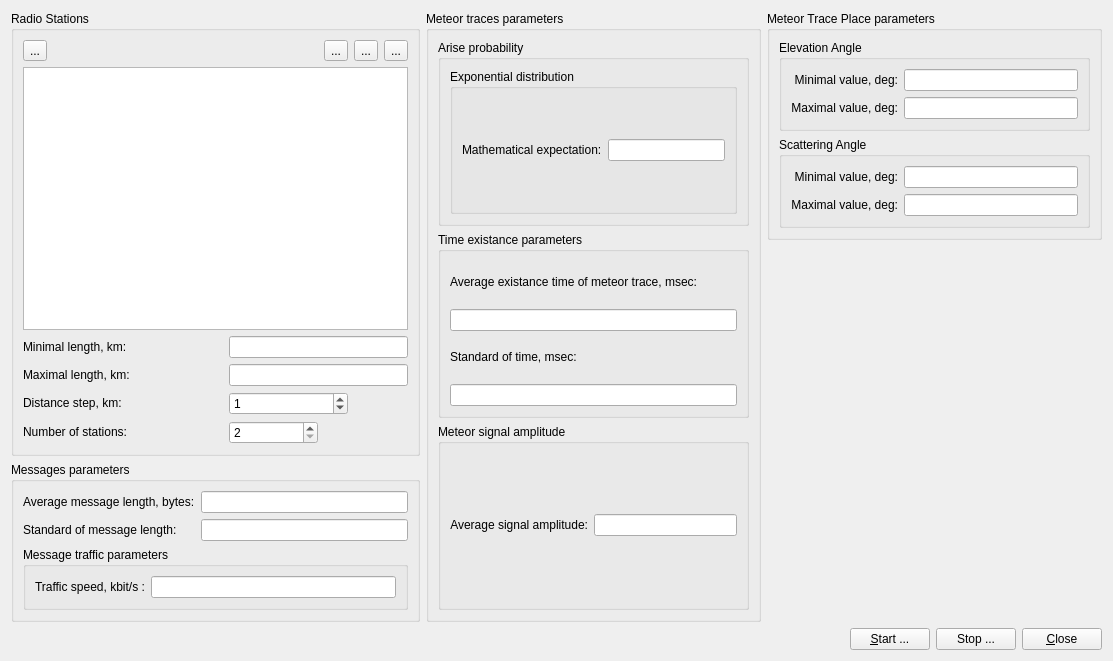
Old version of the form src/gui/ui/meteor_radio_network_form.ui in the repository YuriyRusinov/meteor_radio.
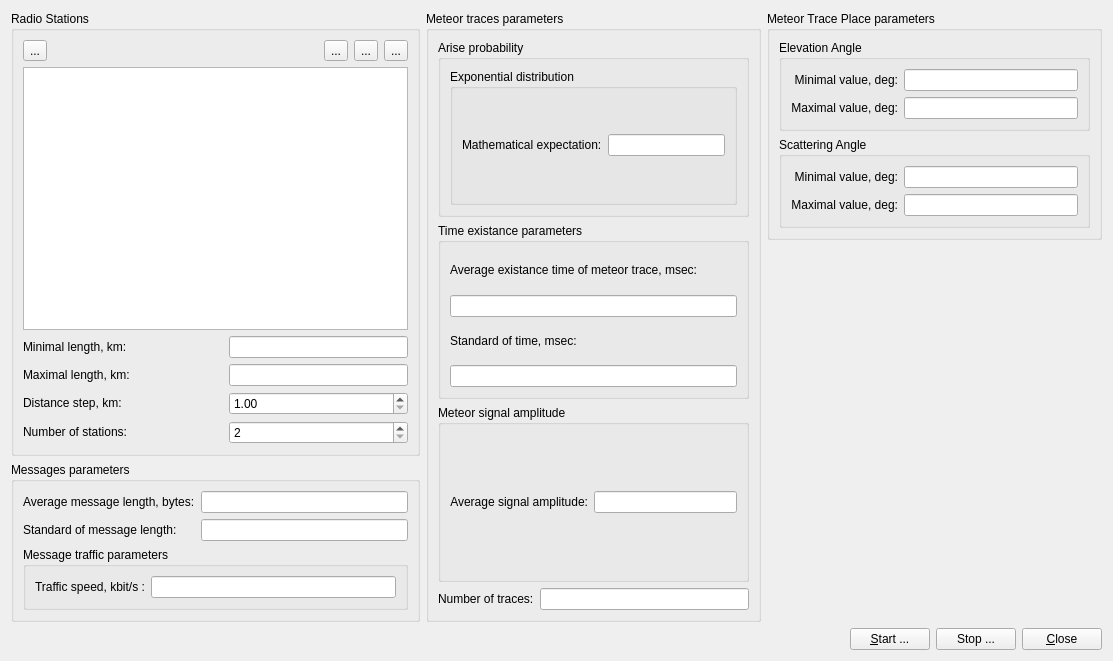
New version of the form.

Diff of the .ui file:
```diff
--- a/src/gui/ui/meteor_radio_network_form.ui
+++ b/src/gui/ui/meteor_radio_network_form.ui
@@ -33,13 +33,6 @@
         </property>
        </spacer>
       </item>
-      <item row="4" column="2" colspan="2">
-       <widget class="QSpinBox" name="spBoxStep">
-        <property name="value">
-         <number>1</number>
-        </property>
-       </widget>
-      </item>
       <item row="1" column="0" colspan="6">
        <widget class="QTreeView" name="tvStationsList"/>
       </item>
@@ -108,7 +101,20 @@
         </property>
        </widget>
       </item>
-      <item row="5" column="2">
+      <item row="4" column="2" colspan="4">
+       <widget class="QDoubleSpinBox" name="dSBStep">
+        <property name="minimum">
+         <double>1.000000000000000</double>
+        </property>
+        <property name="maximum">
+         <double>1000.000000000000000</double>
+        </property>
+        <property name="singleStep">
+         <double>10.000000000000000</double>
+        </property>
+       </widget>
+      </item>
+      <item row="5" column="2" colspan="4">
        <widget class="QSpinBox" name="spStatNumb">
         <property name="minimum">
          <number>2</number>
@@ -127,7 +133,7 @@
       <string>Meteor traces parameters</string>
      </property>
      <layout class="QGridLayout" name="gridLayout_7">
-      <item row="0" column="0">
+      <item row="0" column="0" colspan="2">
        <widget class="QGroupBox" name="gbDistrAParams">
         <property name="title">
          <string>Arise probability</string>
@@ -155,7 +161,7 @@
         </layout>
        </widget>
       </item>
-      <item row="1" column="0">
+      <item row="1" column="0" colspan="2">
        <widget class="QGroupBox" name="gbMeteorTraceExistance">
         <property name="title">
          <string>Time existance parameters</string>
@@ -184,7 +190,7 @@
         </layout>
        </widget>
       </item>
-      <item row="2" column="0">
+      <item row="2" column="0" colspan="2">
        <widget class="QGroupBox" name="gbSignalAmpl">
         <property name="title">
          <string>Meteor signal amplitude</string>
@@ -206,6 +212,16 @@
         </layout>
        </widget>
       </item>
+      <item row="3" column="0">
+       <widget class="QLabel" name="lTracesNumber">
+        <property name="text">
+         <string>&lt;html&gt;&lt;head/&gt;&lt;body&gt;&lt;p&gt;Number of traces:&lt;/p&gt;&lt;/body&gt;&lt;/html&gt;</string>
+        </property>
+       </widget>
+      </item>
+      <item row="3" column="1">
+       <widget class="QLineEdit" name="lETracesNumb"/>
+      </item>
      </layout>
     </widget>
    </item>
```
Left out of the diff: 98 changed lines with no effect on the pictures.
